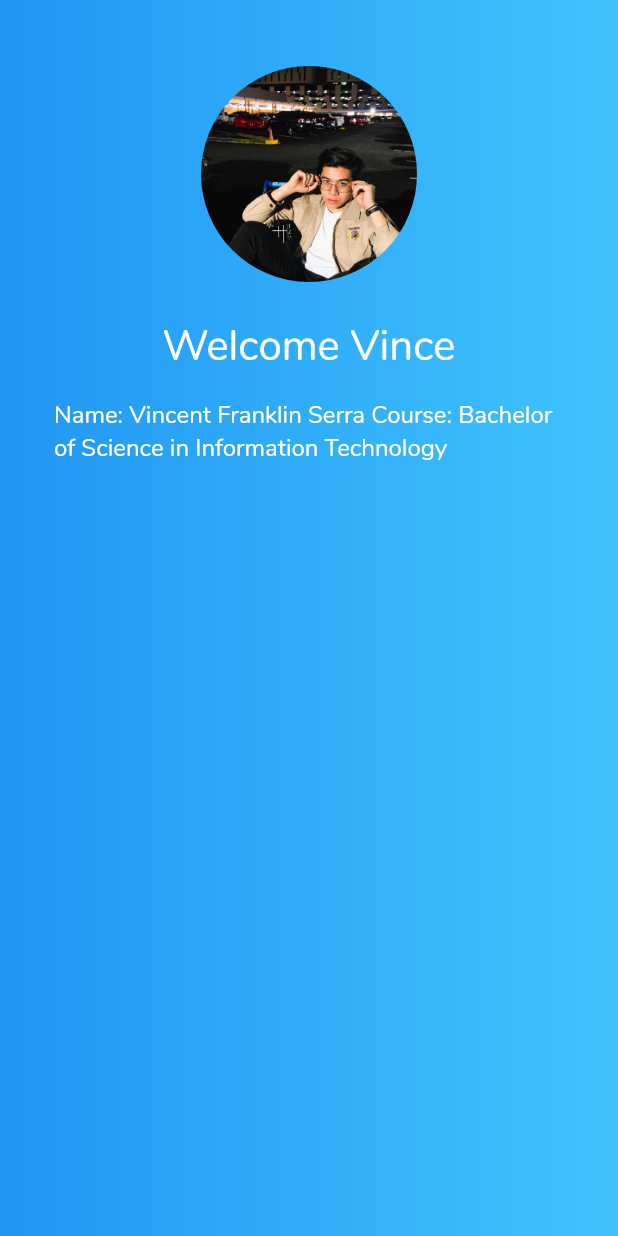
After one commit to vftserra/Flutter_Busqueue, a Flutter app: the screen it shows after launch, after a tap on "Log In", on a phone screen of 412 x 824 dp. The commit adds this screen. Run offline on Flutter 3.47's test engine with Material 2 defaults, Android fonts, the phone set to English and light mode, and no system bars.

Commit message:
upload home_page
homepage

```diff
--- /dev/null
+++ b/lib/home_page.dart
@@ -0,0 +1,54 @@
+import 'package:flutter/material.dart';
+
+class HomePage extends StatelessWidget {
+  static String tag = 'home-page';
+
+  @override
+  Widget build(BuildContext context) {
+    final alucard = Hero(
+      tag: 'hero',
+      child: Padding(
+        padding: EdgeInsets.all(16.0),
+        child: CircleAvatar(
+          radius: 72.0,
+          backgroundColor: Colors.transparent,
+          backgroundImage: AssetImage('assets/profile.jpg'),
+        ),
+      ),
+    );
+
+    final welcome = Padding(
+      padding: EdgeInsets.all(8.0),
+      child: Text(
+        'Welcome Vince',
+        style: TextStyle(fontSize: 28.0, color: Colors.white),
+      ),
+    );
+
+    final lorem = Padding(
+      padding: EdgeInsets.all(8.0),
+      child: Text(
+        'Name: Vincent Franklin Serra Course: Bachelor of Science in Information Technology',
+        style: TextStyle(fontSize: 16.0, color: Colors.white),
+      ),
+    );
+
+    final body = Container(
+      width: MediaQuery.of(context).size.width,
+      padding: EdgeInsets.all(28.0),
+      decoration: BoxDecoration(
+        gradient: LinearGradient(colors: [
+          Colors.blue,
+          Colors.lightBlueAccent,
+        ]),
+      ),
+      child: Column(
+        children: <Widget>[alucard, welcome, lorem],
+      ),
+    );
+
+    return Scaffold(
+      body: body,
+    );
+  }
+}
--- a/lib/login_page.dart
+++ b/lib/login_page.dart
@@ -1,4 +1,5 @@
 import 'package:flutter/material.dart';
+import 'package:login/home_page.dart';
 
 class LoginPage extends StatefulWidget {
 
@@ -48,8 +49,11 @@ class _LoginPageState extends State<LoginPage> {
         shape: RoundedRectangleBorder(
           borderRadius: BorderRadius.circular(24),
         ),
+        onPressed: () {
+          Navigator.of(context).pushNamed(HomePage.tag);
+        },
         padding: EdgeInsets.all(12),
-        color: Colors.green,
+        color: Colors.lightBlueAccent,
         child: Text('Log In', style: TextStyle(color: Colors.white)),
       ),
     );
--- a/lib/main.dart
+++ b/lib/main.dart
@@ -1,11 +1,13 @@
 import 'package:flutter/material.dart';
 import 'login_page.dart';
+import 'home_page.dart';
 
 void main() => runApp(MyApp());
 
 class MyApp extends StatelessWidget {
   final routes = <String, WidgetBuilder>{
     LoginPage.tag: (context) => LoginPage(),
+    HomePage.tag: (context) => HomePage(),
   };
 
   @override
```
Also changed, not shown: assets/profile.jpg.
